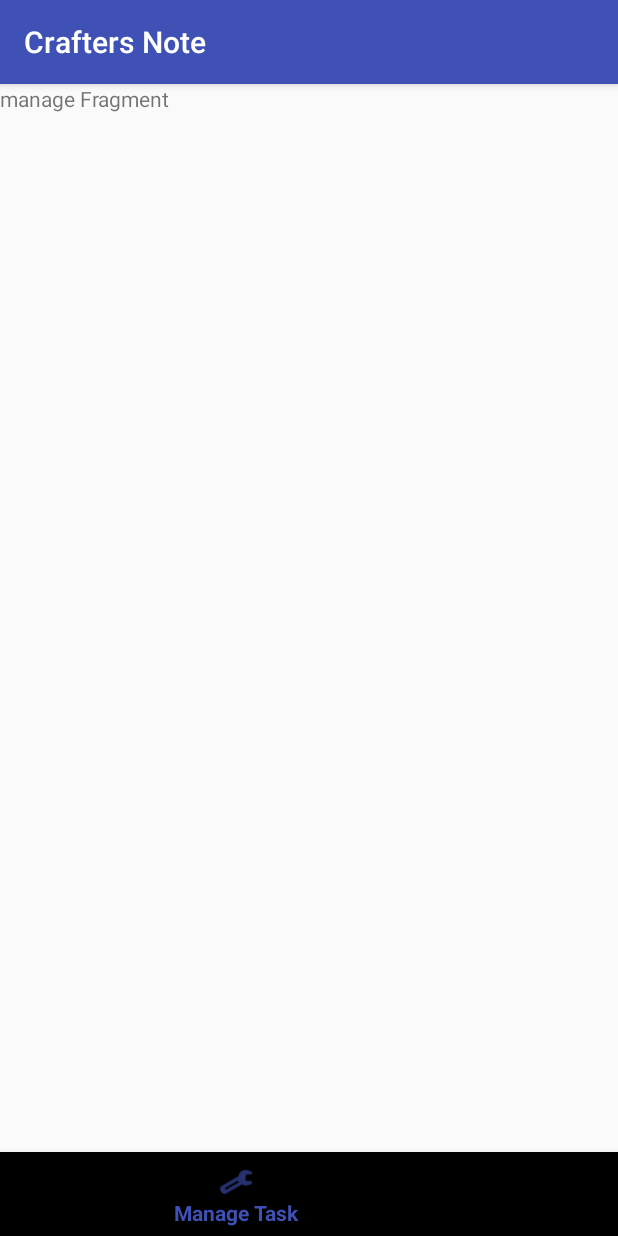
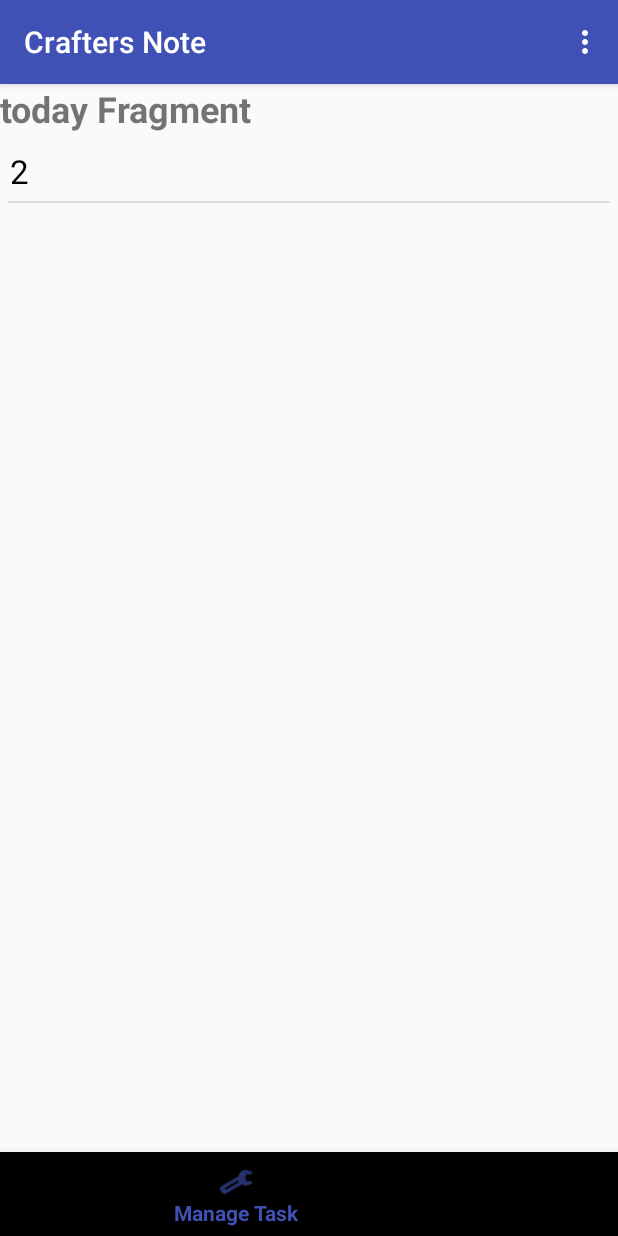
Before and after one commit to reinaRHL/craftersNote, an Android app: the screen it shows after launch (MainActivity), item 2 of the bottom bar chosen, on a phone screen of 412 x 824 dp. Run offline under Robolectric (Android 15) with nearby library versions, the phone set to English and light mode, and no system bars.

Commit message:
Added recyler view to each fragment

```diff
--- a/app/src/main/java/com/mp/rena/craftersnote/MainActivity.java
+++ b/app/src/main/java/com/mp/rena/craftersnote/MainActivity.java
@@ -7,6 +7,8 @@ import android.support.design.widget.BottomNavigationView;
 import android.support.v4.app.FragmentTransaction;
 import android.support.v7.app.AppCompatActivity;
 import android.os.Bundle;
+import android.view.Menu;
+import android.view.MenuInflater;
 import android.view.MenuItem;
 
 public class MainActivity extends AppCompatActivity {
@@ -14,6 +16,24 @@ public class MainActivity extends AppCompatActivity {
     private BottomNavigationView bottomNavigation;
     private FragmentManager fragmentManager;
     private Fragment fragment;
+
+    @Override
+    public boolean onCreateOptionsMenu(Menu menu) {
+        MenuInflater inflater = getMenuInflater();
+        inflater.inflate(R.menu.main_menu, menu);
+        return super.onCreateOptionsMenu(menu);
+    }
+
+    @Override
+    public boolean onOptionsItemSelected(MenuItem item) {
+        super.onOptionsItemSelected(item);
+        if (item.getItemId() == R.id.deleteAll){
+
+        } else if (item.getItemId() == R.id.profileChange){
+
+        }
+        return true;
+    }
 
     @Override
     protected void onCreate(Bundle savedInstanceState) {
--- a/app/src/main/java/com/mp/rena/craftersnote/ManageTask.java
+++ b/app/src/main/java/com/mp/rena/craftersnote/ManageTask.java
@@ -3,9 +3,16 @@ package com.mp.rena.craftersnote;
 
 import android.os.Bundle;
 import android.support.v4.app.Fragment;
+import android.support.v7.widget.DividerItemDecoration;
+import android.support.v7.widget.LinearLayoutManager;
+import android.support.v7.widget.RecyclerView;
 import android.view.LayoutInflater;
 import android.view.View;
 import android.view.ViewGroup;
+
+import java.util.ArrayList;
+
+import static com.mp.rena.craftersnote.TodaysTask.list;
 
 
 /**
@@ -13,17 +20,35 @@ import android.view.ViewGroup;
  */
 public class ManageTask extends Fragment {
 
-
     public ManageTask() {
         // Required empty public constructor
     }
 
+    static ArrayList<String> list = new ArrayList<>();;
+    private RecyclerView rv;
+    static MyAdapter adapter;
 
     @Override
     public View onCreateView(LayoutInflater inflater, ViewGroup container,
                              Bundle savedInstanceState) {
         // Inflate the layout for this fragment
-        return inflater.inflate(R.layout.fragment_manage_task, container, false);
+
+
+        list.add("2");
+        // Inflate the layout for this fragment
+        View rootView =inflater.inflate(R.layout.fragment_manage_task, container, false);
+
+        rv = rootView.findViewById(R.id.recyclerViewManage);
+        rv.setLayoutManager(new LinearLayoutManager(getActivity()));
+
+        adapter = new MyAdapter(this.getContext(), list);
+        rv.setAdapter(adapter);
+
+        DividerItemDecoration divider = new DividerItemDecoration(this.getContext(), DividerItemDecoration.VERTICAL);
+        rv.addItemDecoration(divider);
+
+        return rootView;
+
     }
 
 }
--- /dev/null
+++ b/app/src/main/java/com/mp/rena/craftersnote/MyAdapter.java
@@ -0,0 +1,73 @@
+package com.mp.rena.craftersnote;
+
+import android.app.AlertDialog;
+import android.content.Context;
+import android.content.DialogInterface;
+import android.support.v7.widget.RecyclerView;
+import android.view.LayoutInflater;
+import android.view.View;
+import android.view.ViewGroup;
+import android.widget.RelativeLayout;
+import android.widget.TextView;
+
+import java.util.ArrayList;
+
+public class MyAdapter extends RecyclerView.Adapter<MyAdapter.MyViewHolder>{
+    private ArrayList<String> list;
+    private Context context;
+
+    public MyAdapter(Context context, ArrayList<String> list) {
+        this.list = list;
+        this.context = context;
+    }
+
+    @Override
+    public MyViewHolder onCreateViewHolder(ViewGroup parent, int viewType) {
+        RelativeLayout layout = (RelativeLayout) LayoutInflater.from(parent.getContext()).inflate(R.layout.recyler_view, parent, false);
+
+        MyViewHolder viewHolder = new MyViewHolder(layout);
+        return viewHolder;
+    }
+
+    @Override
+    public void onBindViewHolder(MyViewHolder holder, final int position) {
+        holder.textView.setText(list.get(position));
+
+        //many other things such as what happens when I click it? long click it? etc
+        holder.textView.setOnLongClickListener(new View.OnLongClickListener() {
+            @Override
+            public boolean onLongClick(View view) {
+                // give delete alert
+                new AlertDialog.Builder(context)
+                        .setIcon(android.R.drawable.ic_dialog_alert)
+                        .setTitle("Are you sure?")
+                        .setMessage("Are you sure to delete this item from the list?")
+                        .setPositiveButton("yes", new DialogInterface.OnClickListener() {
+                            @Override
+                            public void onClick(DialogInterface dialogInterface, int i) {
+                                //MainActivity.db.execSQL("DELETE FROM Place WHERE lat =\'" + MainActivity.data.get(position).lat + "\' and lng = \'" + MainActivity.data.get(position).lng + "\' and address = \'" + MainActivity.data.get(position).address + "\';");
+                                TodaysTask.list.remove(position);
+                                TodaysTask.adapter.notifyDataSetChanged();
+                            }
+                        })
+                        .setNegativeButton("No", null)
+                        .show();
+                return true;
+            }
+        });
+    }
+
+    @Override
+    public int getItemCount() {
+        return list.size();
+    }
+
+    public static class MyViewHolder extends RecyclerView.ViewHolder {
+        TextView textView;
+        public MyViewHolder(ViewGroup itemView) {
+            super(itemView);
+            textView = itemView.findViewById(R.id.rowTextView);
+        }
+
+    }
+}
--- a/app/src/main/java/com/mp/rena/craftersnote/TodaysTask.java
+++ b/app/src/main/java/com/mp/rena/craftersnote/TodaysTask.java
@@ -1,11 +1,18 @@
 package com.mp.rena.craftersnote;
 
 
+import android.content.Context;
 import android.os.Bundle;
+import android.support.annotation.Nullable;
 import android.support.v4.app.Fragment;
+import android.support.v7.widget.DividerItemDecoration;
+import android.support.v7.widget.LinearLayoutManager;
+import android.support.v7.widget.RecyclerView;
 import android.view.LayoutInflater;
 import android.view.View;
 import android.view.ViewGroup;
+
+import java.util.ArrayList;
 
 
 /**
@@ -13,6 +20,9 @@ import android.view.ViewGroup;
  */
 public class TodaysTask extends Fragment {
 
+    static ArrayList<String> list = new ArrayList<>();;
+    private RecyclerView rv;
+    static MyAdapter adapter;
 
     public TodaysTask() {
         // Required empty public constructor
@@ -22,8 +32,20 @@ public class TodaysTask extends Fragment {
     @Override
     public View onCreateView(LayoutInflater inflater, ViewGroup container,
                              Bundle savedInstanceState) {
+        list.add("1");
         // Inflate the layout for this fragment
-        return inflater.inflate(R.layout.fragment_todays_task, container, false);
+        View rootView =inflater.inflate(R.layout.fragment_todays_task, container, false);
+
+        rv = rootView.findViewById(R.id.recyclerViewToday);
+        rv.setLayoutManager(new LinearLayoutManager(getActivity()));
+
+        adapter = new MyAdapter(this.getContext(), list);
+        rv.setAdapter(adapter);
+
+        DividerItemDecoration divider = new DividerItemDecoration(this.getContext(), DividerItemDecoration.VERTICAL);
+        rv.addItemDecoration(divider);
+
+        return rootView;
     }
 
 }
--- a/app/src/main/res/layout/fragment_manage_task.xml
+++ b/app/src/main/res/layout/fragment_manage_task.xml
@@ -5,10 +5,26 @@
     android:layout_height="match_parent"
     tools:context=".ManageTask">
 
-    <!-- TODO: Update blank fragment layout -->
-    <TextView
-        android:layout_width="wrap_content"
-        android:layout_height="wrap_content"
-        android:text="@string/manage_fragment" />
+    <RelativeLayout
+        android:layout_width="match_parent"
+        android:layout_height="match_parent">
+
+        <!-- TODO: Update blank fragment layout -->
+        <TextView
+            android:layout_width="wrap_content"
+            android:layout_height="wrap_content"
+            android:text="@string/today_fragment"
+            android:id="@+id/title_manage"
+            android:textSize="24sp"
+            android:textStyle="bold" />
+
+        <android.support.v7.widget.RecyclerView
+            android:layout_width="match_parent"
+            android:layout_height="match_parent"
+            android:layout_below="@+id/title_manage"
+            android:id="@+id/recyclerViewManage"
+            android:layout_margin="5dp" />
+
+    </RelativeLayout>
 
 </FrameLayout>
--- /dev/null
+++ b/app/src/main/res/layout/recyler_view.xml
@@ -0,0 +1,15 @@
+<?xml version="1.0" encoding="utf-8"?>
+<RelativeLayout xmlns:android="http://schemas.android.com/apk/res/android"
+    android:layout_width="match_parent" android:layout_height="wrap_content">
+
+    <TextView
+        android:id="@+id/rowTextView"
+        android:layout_width="match_parent"
+        android:layout_height="wrap_content"
+        android:layout_marginBottom="5dp"
+        android:layout_marginLeft="1dp"
+        android:layout_marginRight="1dp"
+        android:layout_marginTop="5dp"
+        android:textColor="#000"
+        android:textSize="22sp" />
+</RelativeLayout>
--- /dev/null
+++ b/app/src/main/res/menu/main_menu.xml
@@ -0,0 +1,11 @@
+<?xml version="1.0" encoding="utf-8"?>
+<menu xmlns:android="http://schemas.android.com/apk/res/android">
+    <item android:title="Profile Change"
+        android:id="@+id/profileChange">
+    </item>
+
+    <item android:title="Delete All"
+        android:id="@+id/deleteAll">
+
+    </item>
+</menu>
```
Also changed, not shown: app/src/main/java/com/mp/rena/craftersnote/ManageGather.java (+26 -1 lines), app/src/main/java/com/mp/rena/craftersnote/RecordSales.java (+24 -1 lines), app/src/main/res/layout/fragment_manage_gather.xml (+20 -5 lines), app/src/main/res/layout/fragment_record_sales.xml (+20 -5 lines), app/src/main/res/layout/fragment_todays_task.xml (+22 -5 lines).
